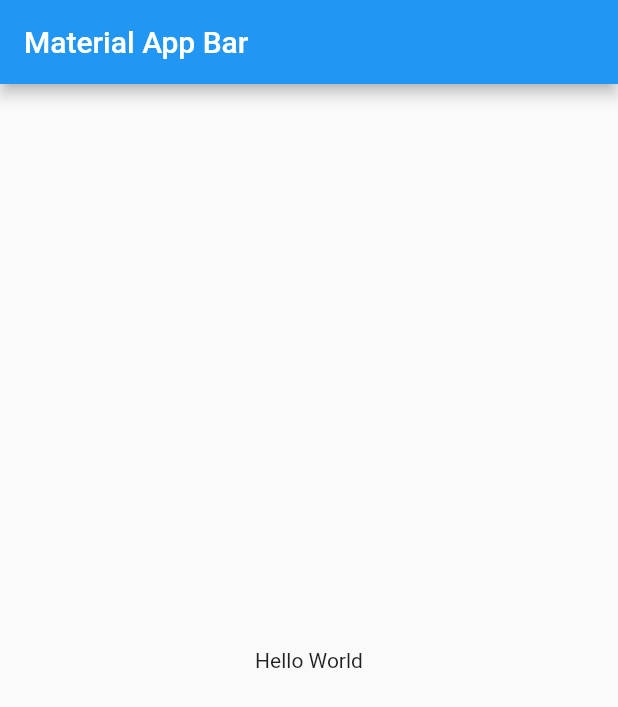
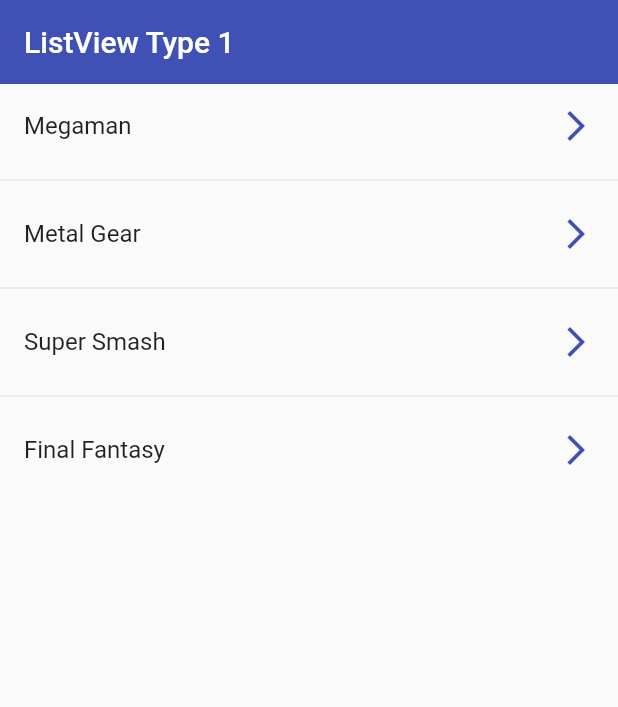
Before and after one commit to JosueMoreno/flutter_components, a Flutter app: the screen it shows after launch, on a phone screen of 412 x 824 dp. Shown: the top 707 px of the screen. Run offline on Flutter 3.47's test engine with Material 2 defaults, Android fonts, the phone set to English and light mode, and no system bars.

Commit message:
Added ListView.separated, ListTiles and color

```diff
--- a/lib/main.dart
+++ b/lib/main.dart
@@ -1,4 +1,5 @@
 import 'package:flutter/material.dart';
+import 'package:flutter_components/screens/first_listview_screen.dart';
 
 void main() => runApp(const MyApp());
 
@@ -7,17 +8,10 @@ class MyApp extends StatelessWidget {
 
   @override
   Widget build(BuildContext context) {
-    return MaterialApp(
+    return const MaterialApp(
       debugShowCheckedModeBanner: false,
       title: 'Material App',
-      home: Scaffold(
-        appBar: AppBar(
-          title: const Text('Material App Bar'),
-        ),
-        body: const Center(
-          child: Text('Hello World'),
-        ),
-      ),
+      home: FirstListViewScreen(),
     );
   }
 }
--- /dev/null
+++ b/lib/screens/first_listview_screen.dart
@@ -0,0 +1,35 @@
+import 'package:flutter/material.dart';
+
+class FirstListViewScreen extends StatelessWidget {
+  const FirstListViewScreen({Key? key}) : super(key: key);
+
+  static List<String> games = [
+    "Megaman",
+    "Metal Gear",
+    "Super Smash",
+    "Final Fantasy"
+  ];
+
+  @override
+  Widget build(BuildContext context) {
+    return Scaffold(
+      appBar: AppBar(
+        title: const Text('ListView Type 1'),
+        elevation: 0,
+        backgroundColor: Colors.indigo,
+      ),
+      body: ListView.separated(
+        itemCount: games.length,
+        itemBuilder: (context, index) => ListTile(
+          title: Text(games[index]),
+          trailing: const Icon(
+            Icons.arrow_forward_ios_outlined,
+            color: Colors.indigo,
+          ),
+          onTap: () {},
+        ),
+        separatorBuilder: (context, index) => const Divider(),
+      ),
+    );
+  }
+}
```
